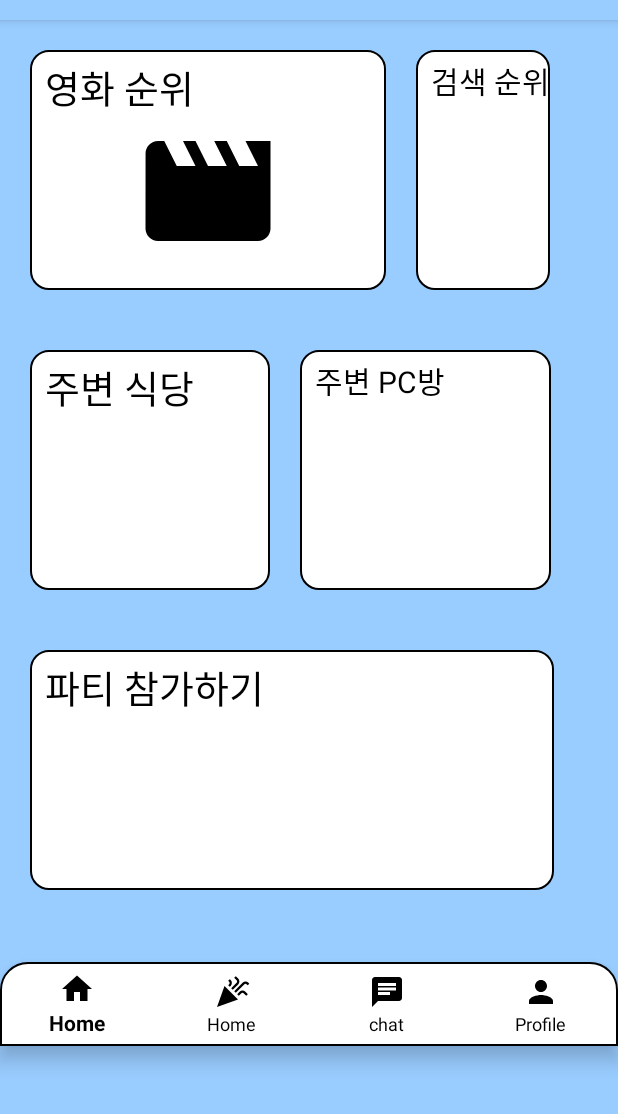
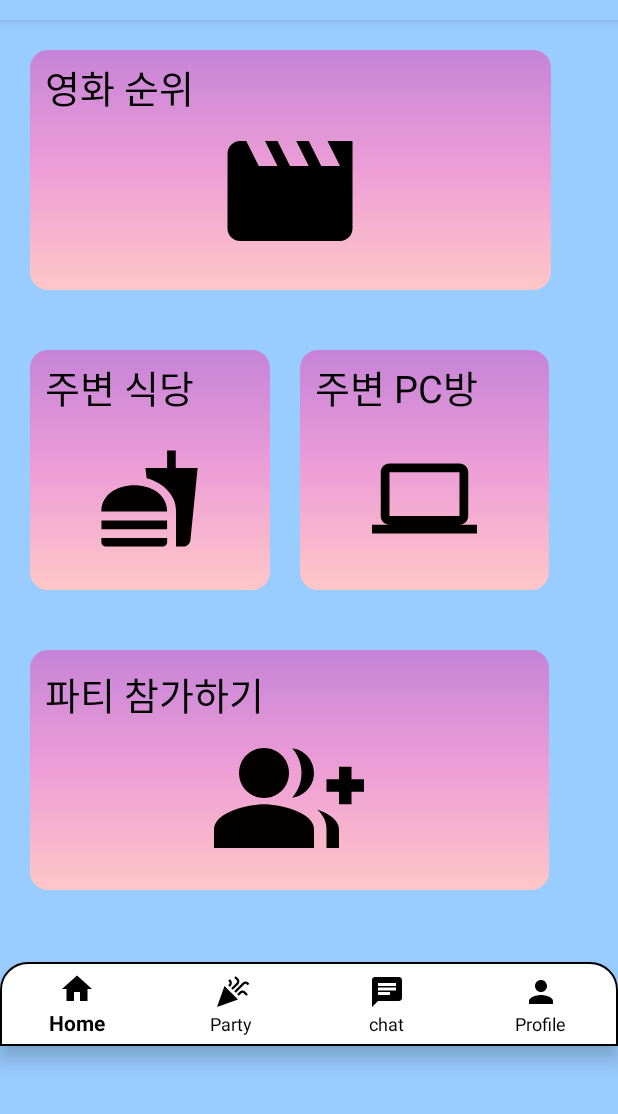
Before and after one commit to GYUWON-CHOI/paichai_freinds, an Android app: the HomeActivity screen opened directly, with no data from a screen before it, on a phone screen of 412 x 824 dp, the part 64-1178 px from its top. Run offline under Robolectric (Android 15) with nearby library versions, the phone set to English and light mode, and no system bars; our stand-ins replace Firebase (no records; nobody signed in at launch, a user with empty details on screens opened directly).

Commit message:
규원 최종

```diff
--- a/app/src/main/java/com/example/myapplication/HomeActivity.java
+++ b/app/src/main/java/com/example/myapplication/HomeActivity.java
@@ -42,7 +42,6 @@ public class HomeActivity extends AppCompatActivity {
 
         // 각 항목의 LinearLayout을 찾아옵니다.
         LinearLayout movieRankLayout = findViewById(R.id.movieRankLayout);
-        LinearLayout searchRankLayout = findViewById(R.id.searchRankLayout);
         LinearLayout nearbyRestaurantLayout = findViewById(R.id.nearbyRestaurantLayout);
         LinearLayout nearbyPCBangLayout = findViewById(R.id.nearbyPCBangLayout);
         LinearLayout somethingLayout = findViewById(R.id.somethingLayout);
@@ -57,15 +56,6 @@ public class HomeActivity extends AppCompatActivity {
             }
         });
 //
-        searchRankLayout.setOnClickListener(new View.OnClickListener() {
-            @Override
-            public void onClick(View v) {
-                // 검색 순위 항목을 클릭했을 때의 동작을 정의합니다.
-                Intent intent = new Intent(HomeActivity.this, MovieActivity.class);
-                startActivity(intent);
-            }
-        });
-
         nearbyRestaurantLayout.setOnClickListener(new View.OnClickListener() {
             @Override
             public void onClick(View v) {
@@ -100,6 +90,12 @@ public class HomeActivity extends AppCompatActivity {
                     Intent chat = new Intent(getApplicationContext(), ChatRoomListActivity.class);
                     startActivity(chat);
                     break;
+
+                case R.id.menu_party:
+                    Intent party = new Intent(getApplicationContext(), MainActivity.class);
+                    startActivity(party);
+                    break;
+
                 case R.id.menu_home:
                     Intent home = new Intent(getApplicationContext(), HomeActivity.class);
                     startActivity(home);
--- a/app/src/main/java/com/example/myapplication/MainActivity.java
+++ b/app/src/main/java/com/example/myapplication/MainActivity.java
@@ -203,7 +203,7 @@ public class MainActivity extends AppCompatActivity {
                 Toast.makeText(MainActivity.this, "로그아웃 되었습니다.", Toast.LENGTH_SHORT).show();
 
                 // 로그인 화면으로 이동
-                Intent loginIntent = new Intent(MainActivity.this, LoginActivity.class);
+                Intent loginIntent = new Intent(getApplicationContext(), LoginActivity.class);
                 startActivity(loginIntent);
                 finish(); // 현재 액티비티 종료
                 break;
--- /dev/null
+++ b/app/src/main/res/drawable/bumble.xml
@@ -0,0 +1,10 @@
+<!-- res/drawable/rounded_gradient_background.xml -->
+<shape xmlns:android="http://schemas.android.com/apk/res/android"
+    android:shape="rectangle">
+    <corners android:radius="12dp" />
+    <gradient
+        android:startColor="#ffc7c7"
+        android:centerColor="#ed9ed6"
+        android:endColor="#c683d7"
+        android:angle="90" />
+</shape>
--- /dev/null
+++ b/app/src/main/res/drawable/ic_baseline_computer_24.xml
@@ -0,0 +1,5 @@
+<vector android:height="24dp" android:tint="#030000"
+    android:viewportHeight="24" android:viewportWidth="24"
+    android:width="24dp" xmlns:android="http://schemas.android.com/apk/res/android">
+    <path android:fillColor="@android:color/white" android:pathData="M20,18c1.1,0 1.99,-0.9 1.99,-2L22,6c0,-1.1 -0.9,-2 -2,-2H4c-1.1,0 -2,0.9 -2,2v10c0,1.1 0.9,2 2,2H0v2h24v-2h-4zM4,6h16v10H4V6z"/>
+</vector>
--- /dev/null
+++ b/app/src/main/res/drawable/ic_baseline_fastfood_24.xml
@@ -0,0 +1,5 @@
+<vector android:height="24dp" android:tint="#030000"
+    android:viewportHeight="24" android:viewportWidth="24"
+    android:width="24dp" xmlns:android="http://schemas.android.com/apk/res/android">
+    <path android:fillColor="@android:color/white" android:pathData="M18.06,22.99h1.66c0.84,0 1.53,-0.64 1.63,-1.46L23,5.05h-5L18,1h-1.97v4.05h-4.97l0.3,2.34c1.71,0.47 3.31,1.32 4.27,2.26 1.44,1.42 2.43,2.89 2.43,5.29v8.05zM1,21.99L1,21h15.03v0.99c0,0.55 -0.45,1 -1.01,1L2.01,22.99c-0.56,0 -1.01,-0.45 -1.01,-1zM16.03,14.99c0,-8 -15.03,-8 -15.03,0h15.03zM1.02,17h15v2h-15z"/>
+</vector>
--- /dev/null
+++ b/app/src/main/res/drawable/ic_baseline_group_add_24.xml
@@ -0,0 +1,9 @@
+<vector android:height="24dp" android:tint="#030000"
+    android:viewportHeight="24" android:viewportWidth="24"
+    android:width="24dp" xmlns:android="http://schemas.android.com/apk/res/android">
+    <path android:fillColor="@android:color/white" android:pathData="M22,9l0,-2l-2,0l0,2l-2,0l0,2l2,0l0,2l2,0l0,-2l2,0l0,-2z"/>
+    <path android:fillColor="@android:color/white" android:pathData="M8,12c2.21,0 4,-1.79 4,-4s-1.79,-4 -4,-4S4,5.79 4,8S5.79,12 8,12z"/>
+    <path android:fillColor="@android:color/white" android:pathData="M8,13c-2.67,0 -8,1.34 -8,4v3h16v-3C16,14.34 10.67,13 8,13z"/>
+    <path android:fillColor="@android:color/white" android:pathData="M12.51,4.05C13.43,5.11 14,6.49 14,8s-0.57,2.89 -1.49,3.95C14.47,11.7 16,10.04 16,8S14.47,4.3 12.51,4.05z"/>
+    <path android:fillColor="@android:color/white" android:pathData="M16.53,13.83C17.42,14.66 18,15.7 18,17v3h2v-3C20,15.55 18.41,14.49 16.53,13.83z"/>
+</vector>
--- a/app/src/main/res/layout/activity_home.xml
+++ b/app/src/main/res/layout/activity_home.xml
@@ -16,10 +16,10 @@
 
         <LinearLayout
             android:id="@+id/movieRankLayout"
-            android:layout_width="237dp"
+            android:layout_width="347dp"
             android:layout_height="160dp"
             android:layout_marginRight="20dp"
-            android:background="@drawable/coner"
+            android:background="@drawable/bumble"
             android:orientation="vertical">
 
             <TextView
@@ -33,28 +33,11 @@
                 android:textSize="25dp" />
 
             <ImageView
+                android:id="@+id/mv"
                 android:layout_width="100dp"
                 android:layout_height="100dp"
-                android:id="@+id/mv"
-                android:src="@drawable/ic_baseline_movie_24"
-                android:layout_gravity="center"/>
-        </LinearLayout>
-
-        <LinearLayout
-            android:id="@+id/searchRankLayout"
-            android:layout_width="wrap_content"
-            android:layout_height="160dp"
-            android:background="@drawable/coner">
-
-            <TextView
-                android:id="@+id/serk"
-                android:layout_width="wrap_content"
-                android:layout_height="wrap_content"
-                android:layout_marginLeft="10dp"
-                android:layout_marginTop="5dp"
-                android:text="검색 순위"
-                android:textColor="@color/black"
-                android:textSize="20dp" />
+                android:layout_gravity="center"
+                android:src="@drawable/ic_baseline_movie_24" />
         </LinearLayout>
 
     </LinearLayout>
@@ -70,7 +53,8 @@
             android:layout_width="160dp"
             android:layout_height="160dp"
             android:layout_marginRight="20dp"
-            android:background="@drawable/coner">
+            android:background="@drawable/bumble"
+            android:orientation="vertical">
 
             <TextView
                 android:id="@+id/food"
@@ -81,13 +65,21 @@
                 android:text="주변 식당"
                 android:textColor="@color/black"
                 android:textSize="25dp" />
+
+            <ImageView
+                android:layout_width="70dp"
+                android:layout_height="70dp"
+                android:layout_gravity="center"
+                android:src="@drawable/ic_baseline_fastfood_24"
+                android:layout_marginTop="20dp"/>
         </LinearLayout>
 
         <LinearLayout
             android:id="@+id/nearbyPCBangLayout"
-            android:layout_width="167dp"
+            android:layout_width="166dp"
             android:layout_height="160dp"
-            android:background="@drawable/coner">
+            android:background="@drawable/bumble"
+            android:orientation="vertical">
 
             <TextView
                 android:id="@+id/game"
@@ -97,7 +89,14 @@
                 android:layout_marginTop="5dp"
                 android:text="주변 PC방"
                 android:textColor="@color/black"
-                android:textSize="20dp" />
+                android:textSize="25dp" />
+
+            <ImageView
+                android:layout_width="70dp"
+                android:layout_height="70dp"
+                android:layout_gravity="center"
+                android:src="@drawable/ic_baseline_computer_24"
+                android:layout_marginTop="20dp"/>
         </LinearLayout>
 
     </LinearLayout>
@@ -110,20 +109,27 @@
 
         <LinearLayout
             android:id="@+id/somethingLayout"
-            android:layout_width="349dp"
+            android:layout_width="346dp"
             android:layout_height="160dp"
             android:layout_marginRight="20dp"
-            android:background="@drawable/coner">
+            android:background="@drawable/bumble"
+            android:orientation="vertical">
 
             <TextView
                 android:id="@+id/aaa"
                 android:layout_width="wrap_content"
                 android:layout_height="wrap_content"
                 android:layout_marginLeft="10dp"
-                android:layout_marginTop="5dp"
+                android:layout_marginTop="10dp"
                 android:text="파티 참가하기"
                 android:textColor="@color/black"
                 android:textSize="25dp" />
+
+            <ImageView
+                android:layout_width="100dp"
+                android:layout_height="100dp"
+                android:layout_gravity="center"
+                android:src="@drawable/ic_baseline_group_add_24" />
         </LinearLayout>
 
     </LinearLayout>
--- a/app/src/main/res/menu/bottom_menu.xml
+++ b/app/src/main/res/menu/bottom_menu.xml
@@ -11,7 +11,7 @@
         android:id="@+id/menu_party"
         android:enabled="true"
         android:icon="@drawable/ic_celebration"
-        android:title="Home"
+        android:title="Party"
         app:showAsAction="always"/>
     <item
         android:id="@+id/menu_chat"
```
